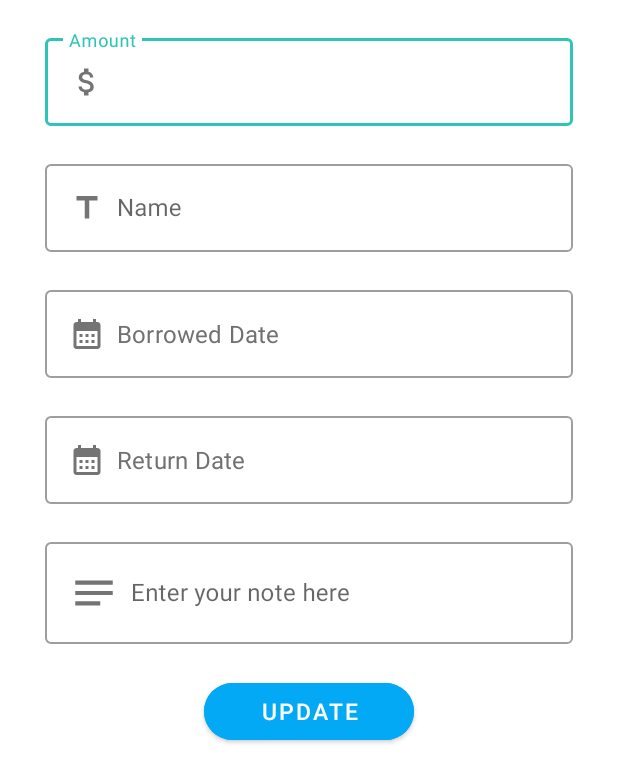
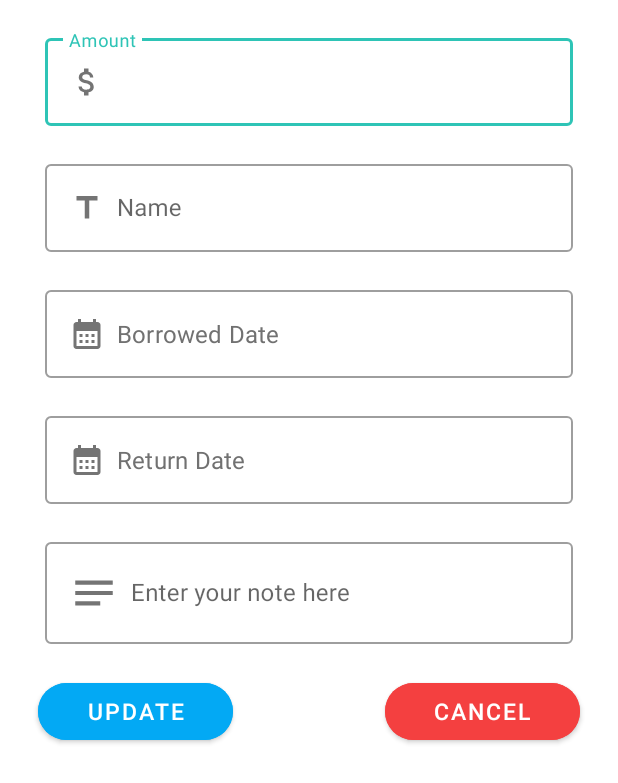
Before and after one commit to Vidusha-Jayaweera/MAD_Qapital, an Android app: the layout activity_debt_update.xml on its own in the app's theme, with its tools: preview values and no code run, on a phone screen of 412 x 824 dp. Shown: the top 783 px of the screen. Run offline under Robolectric (Android 15) with nearby library versions, the phone set to English and light mode, and no system bars.

Commit message:
Implemented cancel button and Paid button functionality

```diff
--- a/app/src/main/java/com/example/qapital/activities/DebtInsertionActivity.kt
+++ b/app/src/main/java/com/example/qapital/activities/DebtInsertionActivity.kt
@@ -113,12 +113,6 @@ class DebtInsertionActivity : AppCompatActivity() {
         }else{
             debtAmount = etDebtAmount.text.toString().toDouble() //convert to double type
         }
-//        if(debtBorrowedDate.isEmpty()){
-//            etDebtBorrowedDate.error = "Please enter debt borrowed date"
-//        }
-//        if(debtReturnDate.isEmpty()){
-//            etDebtReturnDate.error = "Please enter debt return date"
-//        }
 
         val debtId = dbRef.push().key!!
         //convert millis value to negative, so it can be sort as descending order
--- a/app/src/main/java/com/example/qapital/activities/MainActivity.kt
+++ b/app/src/main/java/com/example/qapital/activities/MainActivity.kt
@@ -13,7 +13,7 @@ class MainActivity : AppCompatActivity() {
 
         val button = findViewById<Button>(R.id.my_button)
         button.setOnClickListener {
-            val intent = Intent(this, DebtInsertionActivity::class.java)
+            val intent = Intent(this, DebtListActivity::class.java)
             startActivity(intent)
         }
     }
--- a/app/src/main/res/layout/activity_debt_update.xml
+++ b/app/src/main/res/layout/activity_debt_update.xml
@@ -5,9 +5,13 @@
     android:layout_width="match_parent"
     android:layout_height="match_parent">
 
+    <ScrollView
+        android:layout_width="wrap_content"
+        android:layout_height="wrap_content">
+
         <RelativeLayout
-        android:layout_width="wrap_content"
-        android:layout_height="530dp"
+            android:layout_width="match_parent"
+            android:layout_height="wrap_content"
             android:background="@color/white">
 
             <com.google.android.material.textfield.TextInputLayout
@@ -133,11 +137,13 @@
 
             <Button
                 android:id="@+id/updateButton"
-            android:layout_width="140dp"
+                android:layout_width="130dp"
                 android:layout_height="50dp"
                 android:layout_below="@+id/noteTIL"
-            android:layout_centerHorizontal="true"
+                android:layout_alignParentStart="true"
+                android:layout_marginStart="25dp"
                 android:layout_marginTop="20dp"
+                android:layout_marginBottom="20dp"
                 android:backgroundTint="@color/Debts"
                 android:paddingHorizontal="30dp"
                 android:text="@string/btn_update"
@@ -145,7 +151,24 @@
                 android:textSize="15sp"
                 app:cornerRadius="20dp" />
 
+            <Button
+                android:id="@+id/updateCancelButton"
+                android:layout_width="130dp"
+                android:layout_height="50dp"
+                android:layout_below="@+id/noteTIL"
+                android:layout_alignParentEnd="true"
+                android:layout_marginTop="20dp"
+                android:layout_marginEnd="25dp"
+                android:layout_marginBottom="20dp"
+                android:backgroundTint="#F44040"
+                android:paddingHorizontal="30dp"
+                android:text="@string/btn_update_cancel"
+                android:textColor="@color/white"
+                android:textSize="15sp"
+                app:cornerRadius="20dp" />
+
 
         </RelativeLayout>
+    </ScrollView>
 
 </RelativeLayout>
--- a/app/src/main/res/values/strings.xml
+++ b/app/src/main/res/values/strings.xml
@@ -11,6 +11,7 @@
     <string name="edt_transaction_note">Enter your note here</string>
     <string name="btn_save">Save</string>
     <string name="btn_update">Update</string>
+    <string name="btn_update_cancel">Cancel</string>
     <string name="txt_debt_details">Debt Details</string>
     <string name="txt_transaction_date_details">01 January 2002</string>
     <string name="txt_transaction_type">Debt</string>
```
Also changed, not shown: app/src/main/java/com/example/qapital/activities/DebtDetailsActivity.kt (+60 -7 lines), 10 other files. Lines whose indentation alone changed are shown as unchanged.
